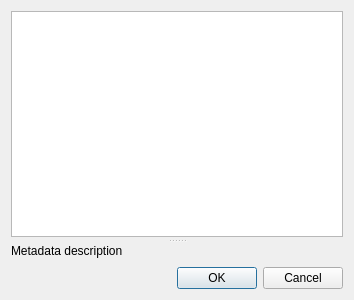
First picture: the form in src/Sigil/Form_Files/AddMetadata.ui, repository Sigil-Ebook/Sigil, before the edit.
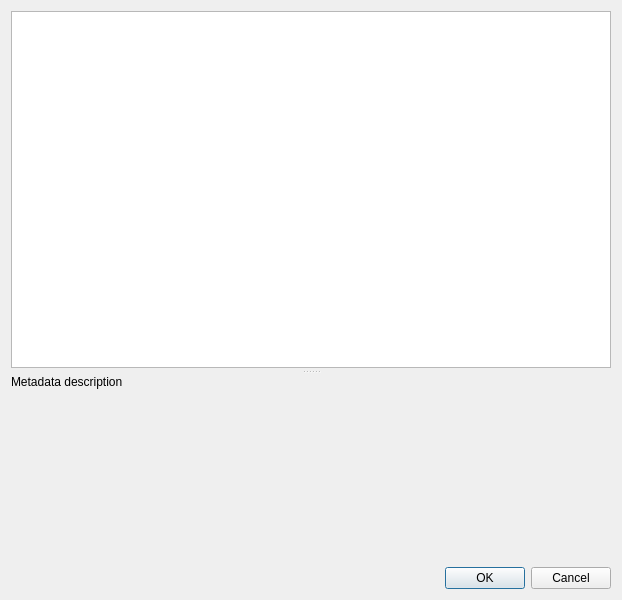
Second picture: the form after the edit.

What changed in the file:
```diff
--- a/src/Sigil/Form_Files/AddMetadata.ui
+++ b/src/Sigil/Form_Files/AddMetadata.ui
@@ -6,8 +6,8 @@
    <rect>
     <x>0</x>
     <y>0</y>
-    <width>354</width>
-    <height>300</height>
+    <width>600</width>
+    <height>600</height>
    </rect>
   </property>
   <property name="windowTitle">
@@ -35,11 +35,17 @@
      </widget>
      <widget class="QLabel" name="lbDescription">
       <property name="sizePolicy">
-       <sizepolicy hsizetype="Preferred" vsizetype="Preferred">
+       <sizepolicy hsizetype="Minimum" vsizetype="Minimum">
         <horstretch>0</horstretch>
         <verstretch>0</verstretch>
        </sizepolicy>
       </property>
+      <property name="minimumSize">
+       <size>
+        <width>600</width>
+        <height>100</height>
+       </size>
+      </property>
       <property name="text">
        <string>Metadata description</string>
       </property>
```
